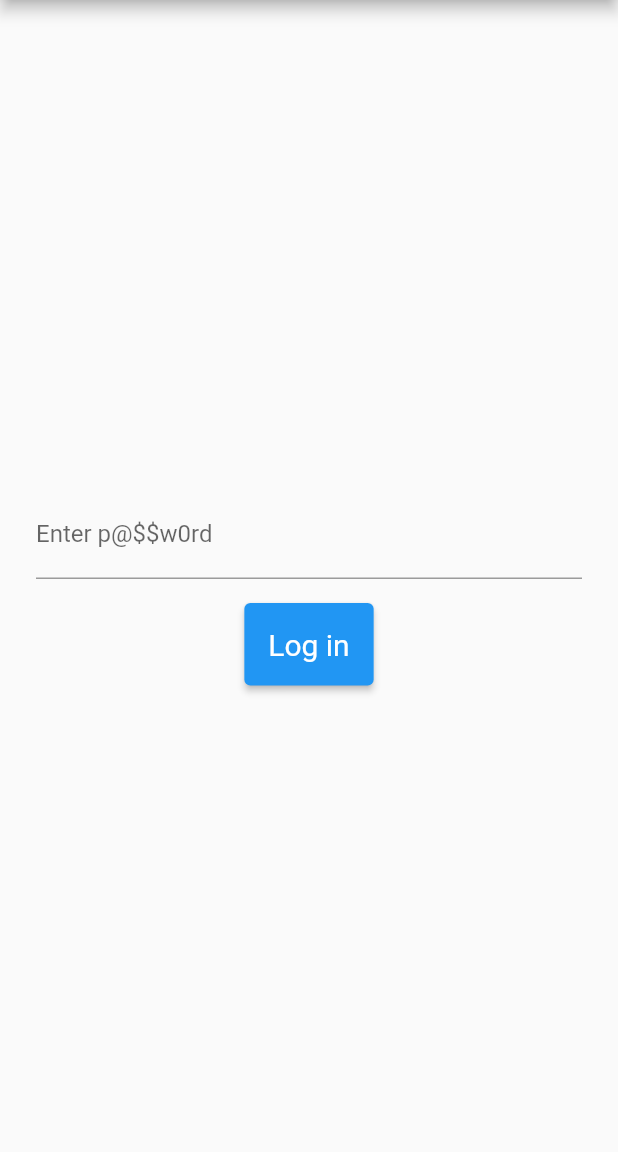
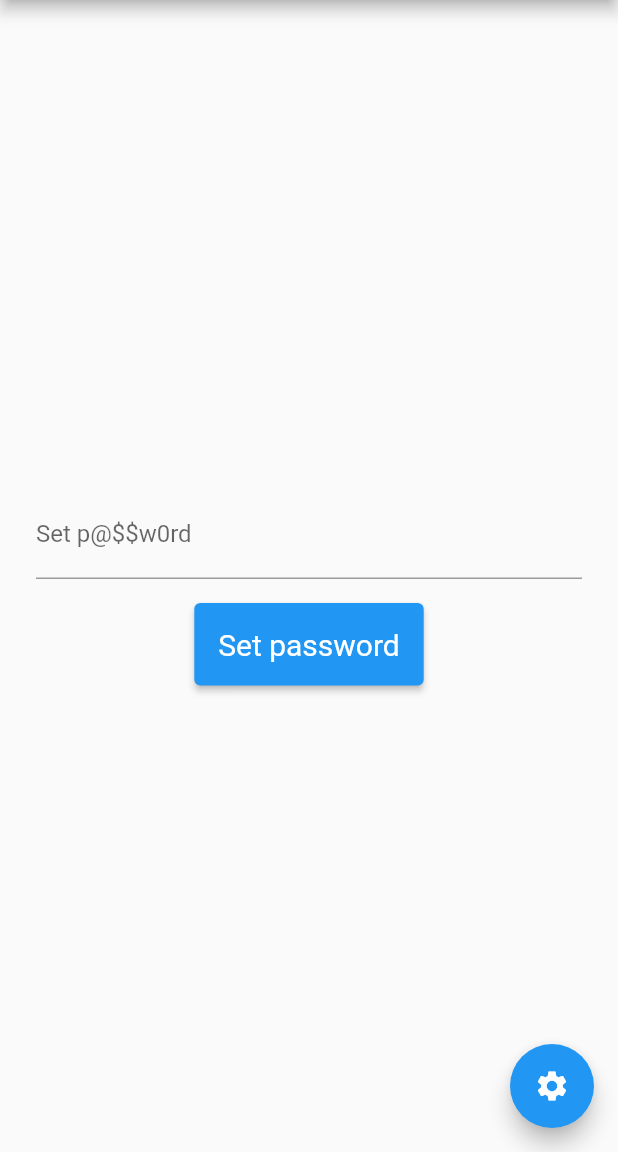
Before and after one commit to fczajka/safe_note, a Flutter app: the screen it shows after launch, on a phone screen of 412 x 824 dp, the part 84-1236 px from its top. Run offline on Flutter 3.47's test engine with Material 2 defaults, Android fonts, the phone set to English and light mode, and no system bars; our stand-ins replace flutter_secure_storage.

Commit message:
Add setting password

```diff
--- a/lib/main.dart
+++ b/lib/main.dart
@@ -1,4 +1,5 @@
 import 'package:flutter/material.dart';
+import 'package:flutter_secure_storage/flutter_secure_storage.dart';
 
 void main() {
   runApp(const MyApp());
@@ -28,6 +29,32 @@ class MyHomePage extends StatefulWidget {
 }
 
 class _MyHomePageState extends State<MyHomePage> {
+  final _storage = const FlutterSecureStorage();
+
+  bool _isSet = false;
+
+  @override
+  void initState() {
+    super.initState();
+    getPass();
+  }
+
+  @override
+  void dispose() {
+    myController.dispose();
+    super.dispose();
+  }
+
+  Future getPass() async {
+    String? password = await _storage.read(key: 'pass');
+    if (password == null) {
+      _isSet = false;
+    } else {
+      _isSet = true;
+    }
+    setState(() {});
+  }
+
   final ButtonStyle style = ElevatedButton.styleFrom(
       textStyle: const TextStyle(fontSize: 20),
       padding: const EdgeInsets.all(16));
@@ -35,21 +62,13 @@ class _MyHomePageState extends State<MyHomePage> {
   final myController = TextEditingController();
 
   @override
-  void dispose() {
-    // Clean up the controller when the widget is disposed.
-    myController.dispose();
-    super.dispose();
-  }
-
-  @override
   Widget build(BuildContext context) {
     return Scaffold(
       appBar: AppBar(
         title: Text(widget.title),
       ),
-        body: Column(
-          mainAxisAlignment: MainAxisAlignment.center,
-          children: [
+      body: Column(mainAxisAlignment: MainAxisAlignment.center, children: [
+        if (_isSet) ...[
           Padding(
             padding: const EdgeInsets.symmetric(horizontal: 24, vertical: 16),
             child: TextField(
@@ -78,8 +97,36 @@ class _MyHomePageState extends State<MyHomePage> {
                     }
                   },
                 );
+              })
+        ] else ...[
+          Padding(
+            padding: const EdgeInsets.symmetric(horizontal: 24, vertical: 16),
+            child: TextField(
+              obscureText: true,
+              decoration: const InputDecoration(
+                labelText: 'Set p@\$\$w0rd',
+              ),
+              controller: myController,
+            ),
+          ),
+          ElevatedButton(
+              style: style,
+              child: const Text('Set password'),
+              onPressed: () {
+                _storage.write(key: 'pass', value: myController.text);
+                setState(() {
+                  _isSet = true;
+                });
               }),
         ],
-        ));
+      ]),
+      floatingActionButton: FloatingActionButton(
+        onPressed: () {
+          // Add your onPressed code here!
+        },
+        backgroundColor: Colors.blue,
+        child: const Icon(Icons.settings),
+      ),
+    );
   }
 }
```
Also changed, not shown: pubspec.yaml (+49 -48 lines), pubspec.lock, 5 other files. Lines whose indentation alone changed are shown as unchanged.
